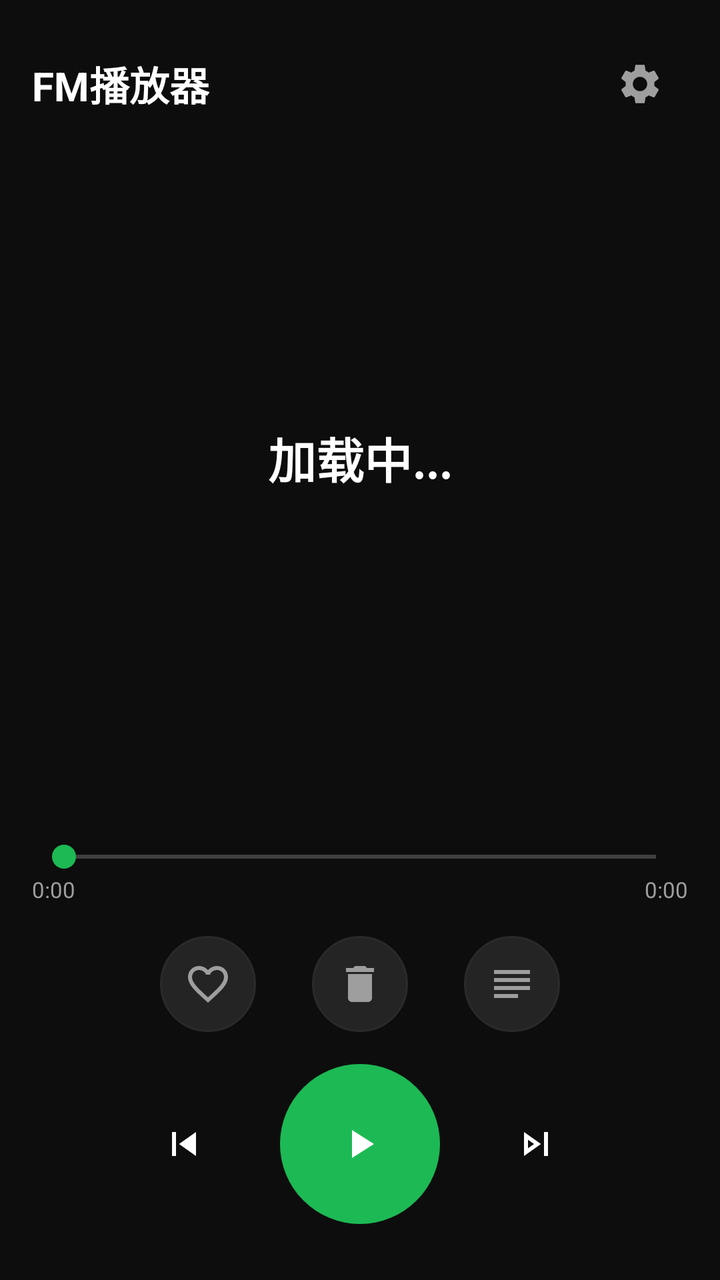
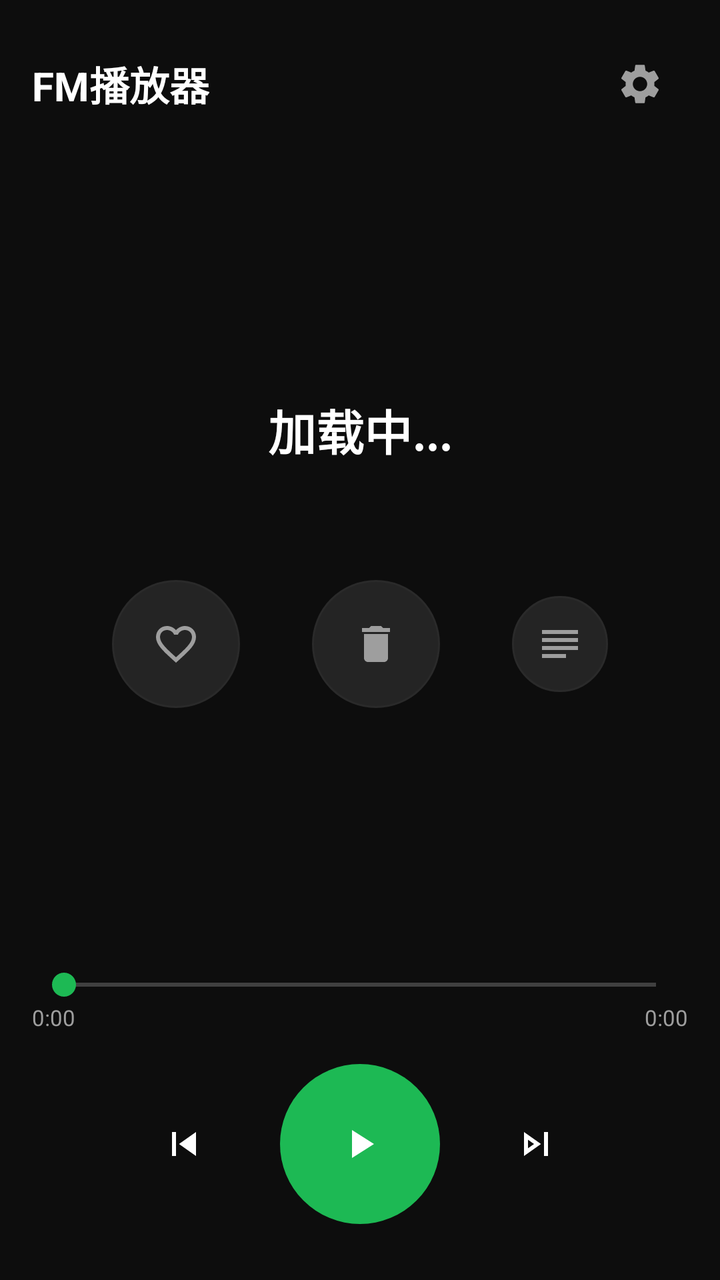

The first picture is an Android layout as it rendered before a commit; the second is the same layout after the commit. The layout source and the unified diff follow.
<!-- AndroidManifest.xml: application theme AppTheme -->
<!-- res/layout/activity_main.xml -->
<?xml version="1.0" encoding="utf-8"?>
<LinearLayout xmlns:android="http://schemas.android.com/apk/res/android"
    xmlns:app="http://schemas.android.com/apk/res-auto"
    android:layout_width="match_parent"
    android:layout_height="match_parent"
    android:orientation="vertical"
    android:background="@color/bg_dark"
    android:padding="16dp">

    
    <RelativeLayout android:layout_width="match_parent" android:layout_height="52dp">
        <TextView android:layout_width="wrap_content" android:layout_height="wrap_content"
            android:layout_centerVertical="true"
            android:text="@string/app_name"
            android:textColor="@color/text_primary" android:textSize="20sp" android:textStyle="bold"/>
        <ImageButton android:id="@+id/btn_settings"
            android:layout_width="48dp" android:layout_height="48dp"
            android:layout_alignParentEnd="true" android:layout_centerVertical="true"
            android:background="?attr/selectableItemBackgroundBorderless" android:padding="8dp"
            app:srcCompat="@drawable/ic_settings" android:tint="@color/text_secondary"
            android:contentDescription="@string/settings"/>
    </RelativeLayout>

    
    <Space android:layout_width="match_parent" android:layout_height="0dp" android:layout_weight="1"/>

    
    <TextView android:id="@+id/tv_title"
        android:layout_width="match_parent" android:layout_height="wrap_content"
        android:text="@string/loading"
        android:textColor="@color/text_primary" android:textSize="24sp" android:textStyle="bold"
        android:gravity="center" android:singleLine="true" android:ellipsize="marquee"
        android:marqueeRepeatLimit="marquee_forever" android:focusable="true"/>

    <TextView android:id="@+id/tv_artist"
        android:layout_width="match_parent" android:layout_height="wrap_content"
        android:layout_marginTop="8dp"
        android:textColor="@color/text_secondary" android:textSize="16sp" android:gravity="center"/>

    <TextView android:id="@+id/tv_status"
        android:layout_width="match_parent" android:layout_height="wrap_content"
        android:layout_marginTop="6dp"
        android:textColor="@color/accent" android:textSize="12sp" android:gravity="center"
        android:visibility="gone"/>

    
    <Space android:layout_width="match_parent" android:layout_height="0dp" android:layout_weight="1"/>

    
    <SeekBar android:id="@+id/seek_bar"
        android:layout_width="match_parent" android:layout_height="wrap_content"
        android:progressTint="@color/accent" android:thumbTint="@color/accent"/>

    <LinearLayout android:layout_width="match_parent" android:layout_height="wrap_content"
        android:orientation="horizontal">
        <TextView android:id="@+id/tv_position"
            android:layout_width="0dp" android:layout_height="wrap_content" android:layout_weight="1"
            android:text="0:00" android:textColor="@color/text_secondary" android:textSize="11sp"/>
        <TextView android:id="@+id/tv_duration"
            android:layout_width="wrap_content" android:layout_height="wrap_content"
            android:text="0:00" android:textColor="@color/text_secondary" android:textSize="11sp"/>
    </LinearLayout>

    
    <LinearLayout
        android:layout_width="match_parent" android:layout_height="wrap_content"
        android:orientation="horizontal" android:gravity="center"
        android:layout_marginTop="16dp">

        <ImageButton android:id="@+id/btn_like"
            android:layout_width="48dp" android:layout_height="48dp"
            android:layout_marginEnd="28dp"
            android:background="@drawable/bg_circle_secondary" android:padding="12dp"
            app:srcCompat="@drawable/ic_heart_outline" android:tint="@color/text_secondary"
            android:scaleType="centerInside"
            android:contentDescription="@string/like"/>

        <ImageButton android:id="@+id/btn_trash"
            android:layout_width="48dp" android:layout_height="48dp"
            android:layout_marginEnd="28dp"
            android:background="@drawable/bg_circle_secondary" android:padding="12dp"
            app:srcCompat="@drawable/ic_trash" android:tint="@color/text_secondary"
            android:scaleType="centerInside"
            android:contentDescription="@string/trash"/>

        <ImageButton android:id="@+id/btn_playlist"
            android:layout_width="48dp" android:layout_height="48dp"
            android:background="@drawable/bg_circle_secondary" android:padding="12dp"
            app:srcCompat="@drawable/ic_playlist" android:tint="@color/text_secondary"
            android:scaleType="centerInside"
            android:contentDescription="@string/playlist"/>

    </LinearLayout>

    
    <LinearLayout
        android:layout_width="match_parent" android:layout_height="wrap_content"
        android:orientation="horizontal" android:gravity="center"
        android:layout_marginTop="16dp" android:layout_marginBottom="12dp">

        <ImageButton android:id="@+id/btn_prev"
            android:layout_width="56dp" android:layout_height="56dp"
            android:layout_marginEnd="20dp"
            android:background="?attr/selectableItemBackgroundBorderless" android:padding="12dp"
            app:srcCompat="@drawable/ic_prev" android:tint="@color/text_primary"
            android:scaleType="centerInside"/>

        <ImageButton android:id="@+id/btn_play_pause"
            android:layout_width="80dp" android:layout_height="80dp"
            android:background="@drawable/bg_circle_button" android:padding="20dp"
            app:srcCompat="@drawable/ic_play" android:tint="@color/white"
            android:scaleType="centerInside"/>

        <ImageButton android:id="@+id/btn_next"
            android:layout_width="56dp" android:layout_height="56dp"
            android:layout_marginStart="20dp"
            android:background="?attr/selectableItemBackgroundBorderless" android:padding="12dp"
            app:srcCompat="@drawable/ic_next" android:tint="@color/text_primary"
            android:scaleType="centerInside"/>

    </LinearLayout>

</LinearLayout>
<!-- resources referenced by this layout -->
<resources>
  <color name="accent">#FF1DB954</color>
  <color name="bg_dark">#FF0D0D0D</color>
  <color name="text_primary">#FFFFFFFF</color>
  <color name="text_secondary">#FF9E9E9E</color>
  <color name="white">#FFFFFFFF</color>
  <!-- drawable bg_circle_button (drawable) -->
  <?xml version="1.0" encoding="utf-8"?>
  <shape xmlns:android="http://schemas.android.com/apk/res/android"
      android:shape="oval">
      <solid android:color="@color/accent"/>
  </shape>
  <!-- drawable bg_circle_secondary (drawable) -->
  <?xml version="1.0" encoding="utf-8"?>
  <shape xmlns:android="http://schemas.android.com/apk/res/android"
      android:shape="oval">
      <solid android:color="@color/bg_elevated"/>
      <stroke android:width="1dp" android:color="@color/divider"/>
  </shape>
  <!-- drawable ic_heart_outline (drawable) -->
  <vector xmlns:android="http://schemas.android.com/apk/res/android"
      android:width="24dp" android:height="24dp" android:viewportWidth="24" android:viewportHeight="24">
      <path android:fillColor="#FFFFFFFF" android:pathData="M16.5,3c-1.74,0 -3.41,0.81 -4.5,2.09C10.91,3.81 9.24,3 7.5,3 4.42,3 2,5.42 2,8.5c0,3.78 3.4,6.86 8.55,11.54L12,21.35l1.45,-1.32C18.6,15.36 22,12.28 22,8.5 22,5.42 19.58,3 16.5,3zM12.1,18.55l-0.1,0.1 -0.1,-0.1C7.14,14.24 4,11.39 4,8.5 4,6.5 5.5,5 7.5,5c1.54,0 3.04,0.99 3.57,2.36h1.87C13.46,5.99 14.96,5 16.5,5c2,0 3.5,1.5 3.5,3.5 0,2.89 -3.14,5.74 -7.9,10.05z"/>
  </vector>
  <!-- drawable ic_next (drawable) -->
  <vector xmlns:android="http://schemas.android.com/apk/res/android"
      android:width="24dp" android:height="24dp" android:viewportWidth="24" android:viewportHeight="24">
      <path android:fillColor="#FFFFFFFF" android:pathData="M6,18l8.5,-6L6,6v12zm2,-8.14L11.03,12 8,14.14V9.86zM16,6h2v12h-2z"/>
  </vector>
  <!-- drawable ic_play (drawable) -->
  <vector xmlns:android="http://schemas.android.com/apk/res/android"
      android:width="24dp" android:height="24dp" android:viewportWidth="24" android:viewportHeight="24">
      <path android:fillColor="#FFFFFFFF" android:pathData="M8,5v14l11,-7z"/>
  </vector>
  <!-- drawable ic_playlist (drawable) -->
  <vector xmlns:android="http://schemas.android.com/apk/res/android"
      android:width="24dp" android:height="24dp" android:viewportWidth="24" android:viewportHeight="24">
      <path android:fillColor="#FFFFFFFF" android:pathData="M3,5v2h18V5H3zm0,4v2h18V9H3zm0,4v2h18v-2H3zm0,4v2h12v-2H3z"/>
  </vector>
  <!-- drawable ic_prev (drawable) -->
  <vector xmlns:android="http://schemas.android.com/apk/res/android"
      android:width="24dp" android:height="24dp" android:viewportWidth="24" android:viewportHeight="24">
      <path android:fillColor="#FFFFFFFF" android:pathData="M6,6h2v12H6zm3.5,6 8.5,6V6z"/>
  </vector>
  <!-- drawable ic_trash (drawable) -->
  <vector xmlns:android="http://schemas.android.com/apk/res/android"
      android:width="24dp" android:height="24dp" android:viewportWidth="24" android:viewportHeight="24">
      <path android:fillColor="#FFFFFFFF" android:pathData="M6,19c0,1.1 0.9,2 2,2h8c1.1,0 2,-0.9 2,-2V7H6v12zM19,4h-3.5l-1,-1h-5l-1,1H5v2h14V4z"/>
  </vector>
  <string name="app_name">FM播放器</string>
  <string name="like">喜欢</string>
  <string name="loading">加载中...</string>
  <string name="playlist">播放列表</string>
  <string name="settings">设置</string>
  <string name="trash">不感兴趣</string>
  <style name="AppTheme" parent="Theme.AppCompat.NoActionBar">
          <item name="colorPrimary">@color/bg_dark</item>
          <item name="colorPrimaryDark">@color/bg_dark</item>
          <item name="colorAccent">@color/accent</item>
          <item name="android:windowBackground">@color/bg_dark</item>
          <item name="android:statusBarColor">@color/bg_dark</item>
      </style>
  <color name="bg_elevated">#FF242424</color>
  <color name="divider">#FF2A2A2A</color>
</resources>

<!-- the commit's change to res/layout/activity_main.xml (unified diff, before → after) -->
@@ -44,6 +44,37 @@
         android:visibility="gone"/>
 
     
+    <LinearLayout
+        android:layout_width="match_parent" android:layout_height="wrap_content"
+        android:orientation="horizontal" android:gravity="center"
+        android:layout_marginTop="28dp">
+
+        <ImageButton android:id="@+id/btn_like"
+            android:layout_width="64dp" android:layout_height="64dp"
+            android:layout_marginEnd="36dp"
+            android:background="@drawable/bg_circle_secondary" android:padding="15dp"
+            app:srcCompat="@drawable/ic_heart_outline" android:tint="@color/text_secondary"
+            android:scaleType="centerInside"
+            android:contentDescription="@string/like"/>
+
+        <ImageButton android:id="@+id/btn_trash"
+            android:layout_width="64dp" android:layout_height="64dp"
+            android:layout_marginEnd="36dp"
+            android:background="@drawable/bg_circle_secondary" android:padding="15dp"
+            app:srcCompat="@drawable/ic_trash" android:tint="@color/text_secondary"
+            android:scaleType="centerInside"
+            android:contentDescription="@string/trash"/>
+
+        <ImageButton android:id="@+id/btn_playlist"
+            android:layout_width="48dp" android:layout_height="48dp"
+            android:background="@drawable/bg_circle_secondary" android:padding="11dp"
+            app:srcCompat="@drawable/ic_playlist" android:tint="@color/text_secondary"
+            android:scaleType="centerInside"
+            android:contentDescription="@string/playlist"/>
+
+    </LinearLayout>
+
+    
     <Space android:layout_width="match_parent" android:layout_height="0dp" android:layout_weight="1"/>
 
     
@@ -59,37 +90,6 @@
         <TextView android:id="@+id/tv_duration"
             android:layout_width="wrap_content" android:layout_height="wrap_content"
             android:text="0:00" android:textColor="@color/text_secondary" android:textSize="11sp"/>
-    </LinearLayout>
-
-    
-    <LinearLayout
-        android:layout_width="match_parent" android:layout_height="wrap_content"
-        android:orientation="horizontal" android:gravity="center"
-        android:layout_marginTop="16dp">
-
-        <ImageButton android:id="@+id/btn_like"
-            android:layout_width="48dp" android:layout_height="48dp"
-            android:layout_marginEnd="28dp"
-            android:background="@drawable/bg_circle_secondary" android:padding="12dp"
-            app:srcCompat="@drawable/ic_heart_outline" android:tint="@color/text_secondary"
-            android:scaleType="centerInside"
-            android:contentDescription="@string/like"/>
-
-        <ImageButton android:id="@+id/btn_trash"
-            android:layout_width="48dp" android:layout_height="48dp"
-            android:layout_marginEnd="28dp"
-            android:background="@drawable/bg_circle_secondary" android:padding="12dp"
-            app:srcCompat="@drawable/ic_trash" android:tint="@color/text_secondary"
-            android:scaleType="centerInside"
-            android:contentDescription="@string/trash"/>
-
-        <ImageButton android:id="@+id/btn_playlist"
-            android:layout_width="48dp" android:layout_height="48dp"
-            android:background="@drawable/bg_circle_secondary" android:padding="12dp"
-            app:srcCompat="@drawable/ic_playlist" android:tint="@color/text_secondary"
-            android:scaleType="centerInside"
-            android:contentDescription="@string/playlist"/>
-
     </LinearLayout>
 
     
